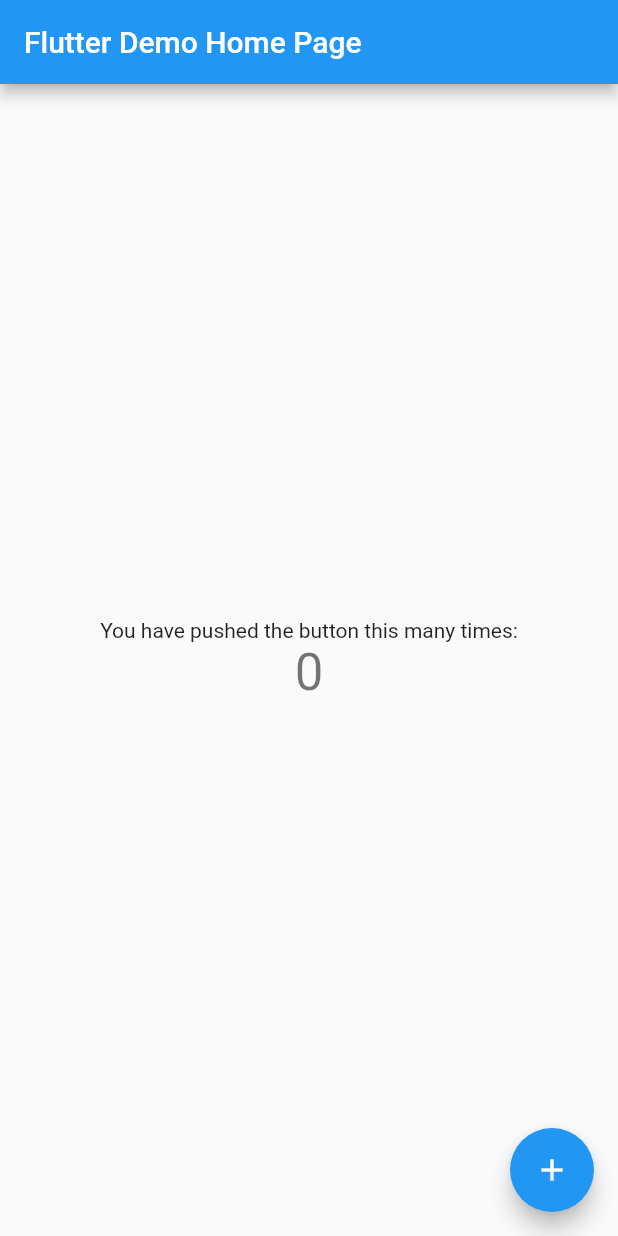
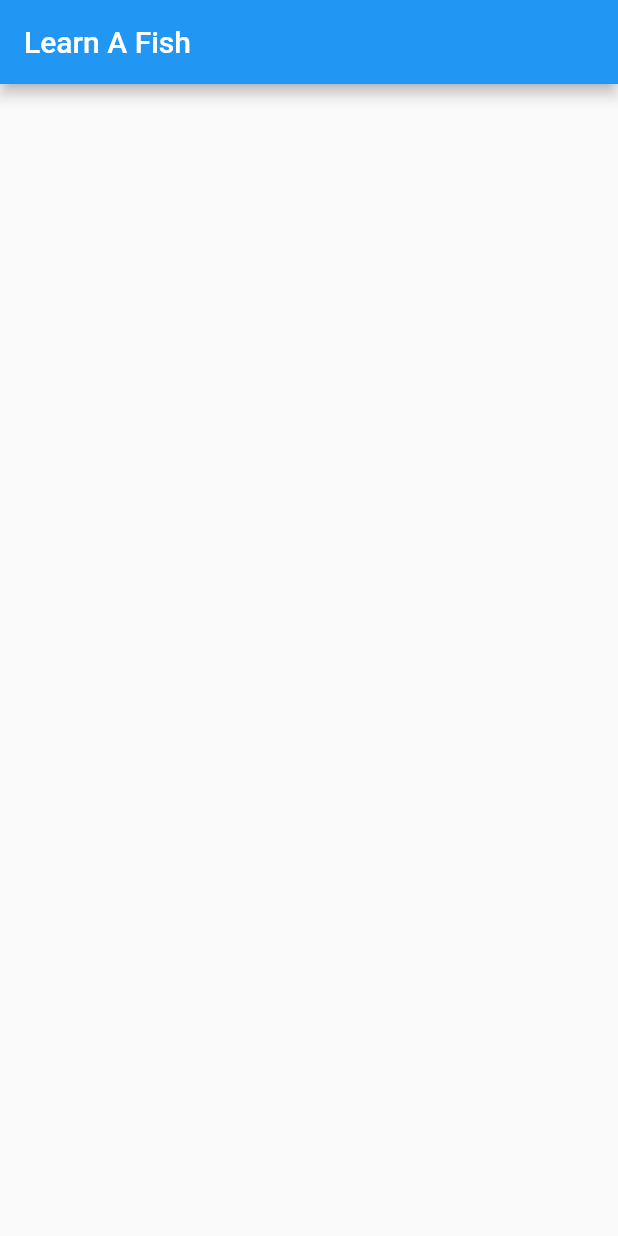
Before and after one commit to DevLaka/learn_a_fish, a Flutter app: the screen it shows after launch, on a phone screen of 412 x 824 dp. Run offline on Flutter 3.47's test engine with Material 2 defaults, Android fonts, the phone set to English and light mode, and no system bars.

Commit message:
creating project strcture

```diff
--- a/lib/main.dart
+++ b/lib/main.dart
@@ -9,33 +9,15 @@
     return MaterialApp(
       title: 'Flutter Demo',
       theme: ThemeData(
-        // This is the theme of your application.
-        //
-        // Try running your application with "flutter run". You'll see the
-        // application has a blue toolbar. Then, without quitting the app, try
-        // changing the primarySwatch below to Colors.green and then invoke
-        // "hot reload" (press "r" in the console where you ran "flutter run",
-        // or simply save your changes to "hot reload" in a Flutter IDE).
-        // Notice that the counter didn't reset back to zero; the application
-        // is not restarted.
         primarySwatch: Colors.blue,
       ),
-      home: MyHomePage(title: 'Flutter Demo Home Page'),
+      home: MyHomePage(title: 'Learn A Fish'),
     );
   }
 }
 
 class MyHomePage extends StatefulWidget {
   MyHomePage({Key key, this.title}) : super(key: key);
-
-  // This widget is the home page of your application. It is stateful, meaning
-  // that it has a State object (defined below) that contains fields that affect
-  // how it looks.
-
-  // This class is the configuration for the state. It holds the values (in this
-  // case the title) provided by the parent (in this case the App widget) and
-  // used by the build method of the State. Fields in a Widget subclass are
-  // always marked "final".
 
   final String title;
 
@@ -59,53 +41,14 @@
 
   @override
   Widget build(BuildContext context) {
-    // This method is rerun every time setState is called, for instance as done
-    // by the _incrementCounter method above.
-    //
-    // The Flutter framework has been optimized to make rerunning build methods
-    // fast, so that you can just rebuild anything that needs updating rather
-    // than having to individually change instances of widgets.
+
     return Scaffold(
       appBar: AppBar(
-        // Here we take the value from the MyHomePage object that was created by
-        // the App.build method, and use it to set our appbar title.
+
         title: Text(widget.title),
       ),
       body: Center(
-        // Center is a layout widget. It takes a single child and positions it
-        // in the middle of the parent.
-        child: Column(
-          // Column is also a layout widget. It takes a list of children and
-          // arranges them vertically. By default, it sizes itself to fit its
-          // children horizontally, and tries to be as tall as its parent.
-          //
-          // Invoke "debug painting" (press "p" in the console, choose the
-          // "Toggle Debug Paint" action from the Flutter Inspector in Android
-          // Studio, or the "Toggle Debug Paint" command in Visual Studio Code)
-          // to see the wireframe for each widget.
-          //
-          // Column has various properties to control how it sizes itself and
-          // how it positions its children. Here we use mainAxisAlignment to
-          // center the children vertically; the main axis here is the vertical
-          // axis because Columns are vertical (the cross axis would be
-          // horizontal).
-          mainAxisAlignment: MainAxisAlignment.center,
-          children: <Widget>[
-            Text(
-              'You have pushed the button this many times:',
-            ),
-            Text(
-              '$_counter',
-              style: Theme.of(context).textTheme.display1,
-            ),
-          ],
-        ),
       ),
-      floatingActionButton: FloatingActionButton(
-        onPressed: _incrementCounter,
-        tooltip: 'Increment',
-        child: Icon(Icons.add),
-      ), // This trailing comma makes auto-formatting nicer for build methods.
     );
   }
 }
```
Also changed, not shown: 1 other file.
